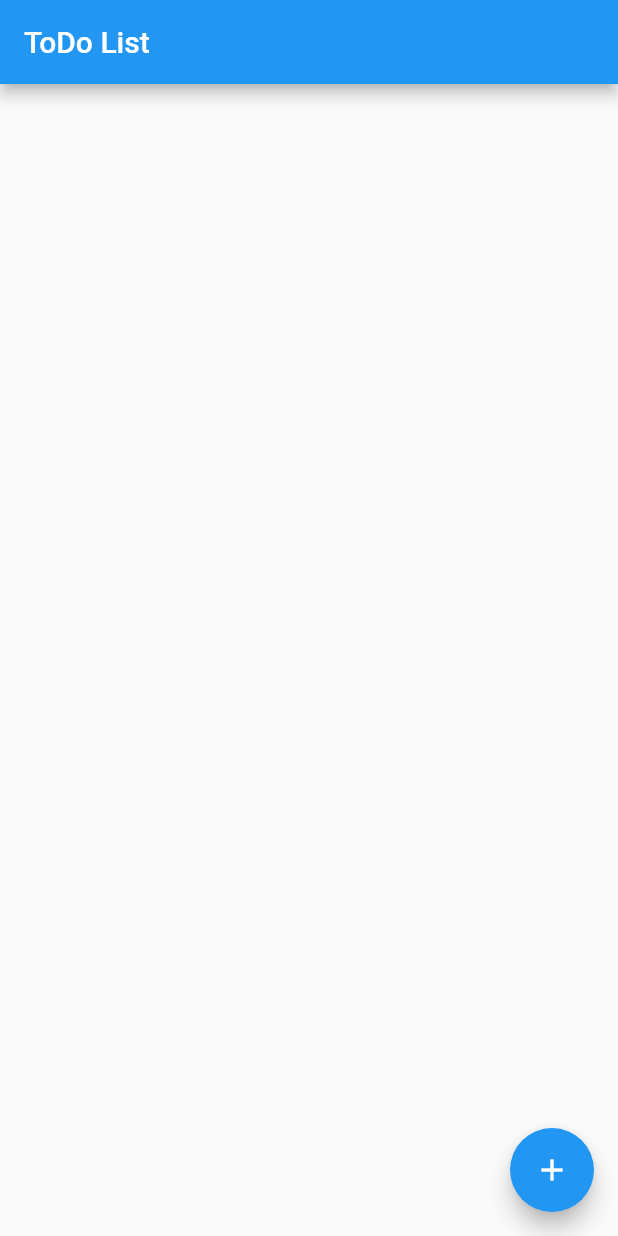
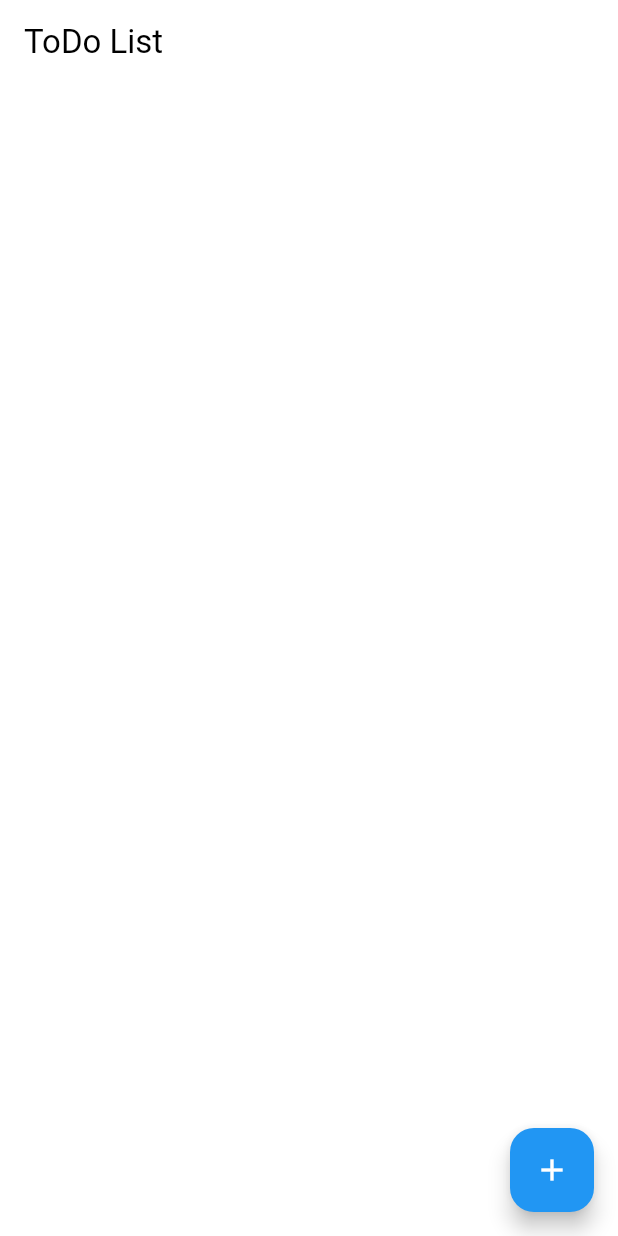
Before and after one commit to smveme/todo-list, a Flutter app: the screen it shows after launch, on a phone screen of 412 x 824 dp. Run offline on Flutter 3.47's test engine with Material 2 defaults, Android fonts, the phone set to English and light mode, and no system bars.

Commit message:
material 3

```diff
--- a/lib/main.dart
+++ b/lib/main.dart
@@ -12,7 +12,7 @@ class TodoList extends StatelessWidget {
   Widget build(BuildContext context) {
     return MaterialApp(
       title: 'To-Do List App',
-      theme: ThemeData(primarySwatch: Colors.blue),
+      theme: ThemeData(colorScheme: ColorScheme.fromSwatch(primarySwatch: Colors.blue), useMaterial3: true),
       home:  const TodoListPage()
     );
   }
```
Also changed, not shown: 1 other file.
